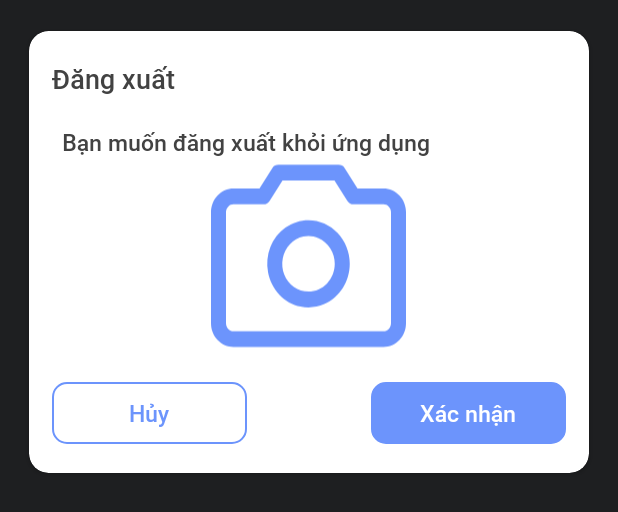
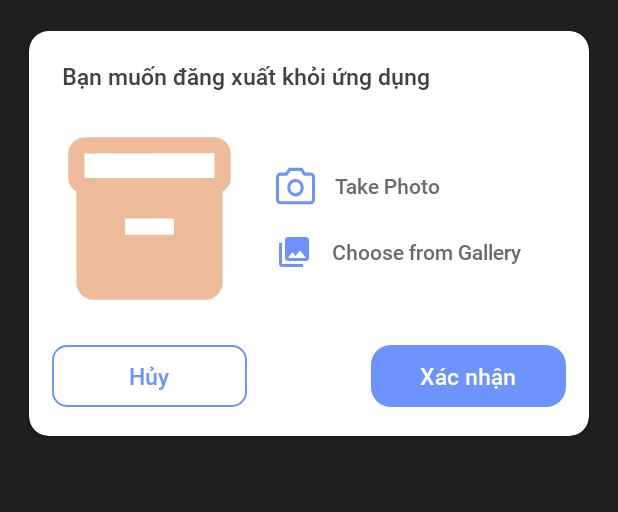
Before and after one commit to phatmwj/ww.smartexpress.driver, an Android app: the layout dialog_shipping_img.xml on its own in the app's theme, with its tools: preview values and no code run, on a phone screen of 412 x 824 dp. Shown: the top 512 px of the screen. Run offline under Robolectric (Android 15) with nearby library versions, the light colour scheme and no system bars.

Commit message:
update shipping

```diff
--- /dev/null
+++ b/app/src/main/res/drawable/baseline_photo_library_24.xml
@@ -0,0 +1,5 @@
+<vector android:height="24dp" android:tint="#424242"
+    android:viewportHeight="24" android:viewportWidth="24"
+    android:width="24dp" xmlns:android="http://schemas.android.com/apk/res/android">
+    <path android:fillColor="@android:color/white" android:pathData="M22,16L22,4c0,-1.1 -0.9,-2 -2,-2L8,2c-1.1,0 -2,0.9 -2,2v12c0,1.1 0.9,2 2,2h12c1.1,0 2,-0.9 2,-2zM11,12l2.03,2.71L16,11l4,5L8,16l3,-4zM2,6v14c0,1.1 0.9,2 2,2h14v-2L4,20L4,6L2,6z"/>
+</vector>
--- a/app/src/main/res/drawable/ic_icon_call.xml
+++ b/app/src/main/res/drawable/ic_icon_call.xml
@@ -5,5 +5,5 @@
     android:viewportHeight="21">
   <path
       android:pathData="M1.585,6.091C1.29,4.098 2.658,2.308 4.748,1.652a1.493,1.493 0,0 1,1.12 0.093c0.347,0.176 0.617,0.482 0.753,0.855l0.67,1.837c0.109,0.296 0.128,0.618 0.057,0.925 -0.072,0.307 -0.23,0.585 -0.457,0.799L4.895,8.038a0.814,0.814 0,0 0,-0.234 0.745l0.018,0.082 0.048,0.206c0.248,1 0.626,1.962 1.124,2.86a11.464,11.464 0,0 0,2 2.577l0.06,0.057a0.764,0.764 0,0 0,0.744 0.163l2.58,-0.835c0.294,-0.095 0.608,-0.097 0.903,-0.007 0.294,0.09 0.556,0.268 0.751,0.512l1.222,1.523a1.584,1.584 0,0 1,-0.137 2.124c-1.6,1.532 -3.8,1.845 -5.33,0.583a20.033,20.033 0,0 1,-4.664 -5.59A20.041,20.041 0,0 1,1.585 6.09ZM6.278,8.887 L7.932,7.328c0.453,-0.427 0.772,-0.983 0.915,-1.597a3.25,3.25 0,0 0,-0.112 -1.85l-0.669,-1.837A3.12,3.12 0,0 0,6.55 0.324,2.993 2.993,0 0,0 4.298,0.138C1.702,0.954 -0.382,3.344 0.059,6.33a21.67,21.67 0,0 0,2.588 7.506,21.607 21.607,0 0,0 5.032,6.028c2.295,1.893 5.358,1.246 7.348,-0.658 0.57,-0.544 0.915,-1.291 0.966,-2.089a3.193,3.193 0,0 0,-0.69 -2.2l-1.221,-1.525a3.081,3.081 0,0 0,-1.504 -1.022,3.007 3.007,0 0,0 -1.803,0.015l-2.143,0.692a10.438,10.438 0,0 1,-1.444 -1.937,10.082 10.082,0 0,1 -0.91,-2.251v-0.002Z"
-      android:fillColor="#7EA567"/>
+      android:fillColor="@color/green_light_app"/>
 </vector>
--- a/app/src/main/res/drawable/ic_icon_message.xml
+++ b/app/src/main/res/drawable/ic_icon_message.xml
@@ -5,5 +5,5 @@
     android:viewportHeight="22">
   <path
       android:pathData="m1.334,20 l-1.24,-0.494a1.333,1.333 0,0 0,1.5 1.8L1.334,20ZM7.609,18.752 L8.241,17.577 7.818,17.35 7.348,17.444 7.608,18.752ZM3.499,14.556 L4.739,15.049 4.957,14.497 4.696,13.965 3.5,14.555ZM21.334,10.666c0,4.329 -3.804,8 -8.707,8v2.667c6.188,0 11.374,-4.685 11.374,-10.666h-2.667ZM3.922,10.666c0,-4.327 3.806,-8 8.707,-8L12.629,0C6.44,0 1.254,4.685 1.254,10.667h2.668ZM12.629,2.666c4.901,0 8.705,3.673 8.705,8h2.667C24,4.687 18.817,0 12.629,0v2.667ZM12.627,18.666c-1.606,0 -3.102,-0.4 -4.386,-1.089l-1.264,2.348a11.898,11.898 0,0 0,5.65 1.408v-2.666ZM1.594,21.306 L7.869,20.058 7.349,17.444 1.074,18.692 1.594,21.308v-0.002ZM4.696,13.966a7.418,7.418 0,0 1,-0.774 -3.3L1.254,10.666c0,1.6 0.376,3.118 1.048,4.48l2.394,-1.18ZM2.261,14.063L0.094,19.508l2.478,0.984 2.165,-5.444 -2.477,-0.986ZM8,12a1.333,1.333 0,1 0,0 -2.667A1.333,1.333 0,0 0,8 12ZM12.668,12a1.333,1.333 0,1 0,0 -2.667,1.333 1.333,0 0,0 0,2.667ZM17.334,12a1.333,1.333 0,1 0,0 -2.667,1.333 1.333,0 0,0 0,2.667Z"
-      android:fillColor="#7EA567"/>
+      android:fillColor="@color/green_light_app"/>
 </vector>
--- /dev/null
+++ b/app/src/main/res/drawable/ic_icon_my_location.xml
@@ -0,0 +1,5 @@
+<vector android:height="24dp" android:tint="#6C94FC"
+    android:viewportHeight="24" android:viewportWidth="24"
+    android:width="24dp" xmlns:android="http://schemas.android.com/apk/res/android">
+    <path android:fillColor="@android:color/white" android:pathData="M12,8c-2.21,0 -4,1.79 -4,4s1.79,4 4,4 4,-1.79 4,-4 -1.79,-4 -4,-4zM20.94,11c-0.46,-4.17 -3.77,-7.48 -7.94,-7.94L13,1h-2v2.06C6.83,3.52 3.52,6.83 3.06,11L1,11v2h2.06c0.46,4.17 3.77,7.48 7.94,7.94L11,23h2v-2.06c4.17,-0.46 7.48,-3.77 7.94,-7.94L23,13v-2h-2.06zM12,19c-3.87,0 -7,-3.13 -7,-7s3.13,-7 7,-7 7,3.13 7,7 -3.13,7 -7,7z"/>
+</vector>
--- /dev/null
+++ b/app/src/main/res/drawable/ic_icon_search_location.xml
@@ -0,0 +1,5 @@
+<vector android:height="24dp" android:tint="#FDDA23"
+    android:viewportHeight="24" android:viewportWidth="24"
+    android:width="24dp" xmlns:android="http://schemas.android.com/apk/res/android">
+    <path android:fillColor="@android:color/white" android:pathData="M20.94,11c-0.46,-4.17 -3.77,-7.48 -7.94,-7.94V1h-2v2.06C6.83,3.52 3.52,6.83 3.06,11H1v2h2.06c0.46,4.17 3.77,7.48 7.94,7.94V23h2v-2.06c4.17,-0.46 7.48,-3.77 7.94,-7.94H23v-2h-2.06zM12,19c-3.87,0 -7,-3.13 -7,-7s3.13,-7 7,-7 7,3.13 7,7 -3.13,7 -7,7z"/>
+</vector>
--- a/app/src/main/res/layout/dialog_shipping_img.xml
+++ b/app/src/main/res/layout/dialog_shipping_img.xml
@@ -36,36 +36,84 @@
                 android:paddingHorizontal="@dimen/_12sdp"
                 android:paddingTop="@dimen/_15sdp">
 
-                <TextView
-                    style="@style/app_title"
-                    android:layout_width="wrap_content"
-                    android:layout_height="wrap_content"
-                    android:text="@string/logout" />
 
                 <TextView
+                    android:id="@+id/title"
                     style="@style/app_text_b"
                     android:layout_width="wrap_content"
                     android:layout_height="wrap_content"
                     android:layout_marginLeft="@dimen/_5sdp"
-                    android:layout_marginTop="@dimen/_15sdp"
                     android:text="@string/logout_description" />
 
-<!--                <ImageView-->
-<!--                    android:visibility="@{image != null &amp;&amp; !image.isEmpty() ? View.GONE: View.VISIBLE}"-->
-<!--                    android:id="@+id/imgShipping"-->
-<!--                    android:layout_gravity="center"-->
-<!--                    android:layout_width="@dimen/_100sdp"-->
-<!--                    android:layout_height="@dimen/_100sdp"-->
-<!--                    android:src="@{image}">-->
-<!--                </ImageView>-->
 
-                <ImageView
-                    android:id="@+id/imgCamera"
-                    android:layout_gravity="center"
-                    android:layout_width="@dimen/_100sdp"
-                    android:layout_height="@dimen/_100sdp"
-                    android:src="@drawable/ic_icon_camera">
-                </ImageView>
+                <LinearLayout
+                    android:layout_width="match_parent"
+                    android:layout_height="wrap_content"
+                    android:orientation="horizontal"
+                    android:layout_marginTop="@dimen/_15sdp"
+                    android:gravity="center">
+                    <ImageView
+                        android:id="@+id/imgCamera"
+                        android:layout_width="@dimen/_100sdp"
+                        android:layout_height="@dimen/_100sdp"
+                        android:layout_marginRight="@dimen/_15sdp"
+                        android:src="@drawable/ic_icon_package">
+                    </ImageView>
+                    <LinearLayout
+                        android:layout_width="match_parent"
+                        android:layout_height="wrap_content"
+                        android:orientation="vertical">
+                        <LinearLayout
+                            android:id="@+id/take_photo"
+                            android:layout_width="wrap_content"
+                            android:layout_height="wrap_content"
+                            android:gravity="center"
+                            android:orientation="horizontal"
+                            android:layout_marginBottom="@dimen/_15sdp"
+                            android:layout_weight="1">
+
+                            <ImageView
+                                android:layout_width="wrap_content"
+                                android:layout_height="wrap_content"
+                                android:layout_marginRight="@dimen/_10sdp"
+                                app:srcCompat="@drawable/ic_icon_camera" />
+
+                            <TextView
+                                android:layout_width="wrap_content"
+                                android:layout_height="wrap_content"
+                                android:text="Take Photo"
+                                style="@style/roboto_medium_79_gray"/>
+
+
+                        </LinearLayout>
+
+                        <LinearLayout
+                            android:id="@+id/fromLib"
+                            android:layout_width="wrap_content"
+                            android:layout_height="wrap_content"
+                            android:gravity="center"
+                            android:orientation="horizontal"
+                            android:layout_weight="1">
+
+                            <ImageView
+                                android:id="@+id/imgMessage"
+                                android:layout_width="wrap_content"
+                                android:layout_height="wrap_content"
+                                android:layout_marginRight="@dimen/_10sdp"
+                                app:srcCompat="@drawable/baseline_photo_library_24"
+                                app:tint = "@color/green_light_app"/>
+
+                            <TextView
+                                android:layout_width="wrap_content"
+                                android:layout_height="wrap_content"
+                                android:text="Choose from Gallery"
+                                style="@style/roboto_medium_79_gray"/>
+
+
+                        </LinearLayout>
+                    </LinearLayout>
+                </LinearLayout>
+
 
                 <FrameLayout
                     android:layout_width="match_parent"
@@ -91,7 +139,7 @@
                         android:layout_width="@dimen/_100sdp"
                         android:layout_height="wrap_content"
                         android:layout_gravity="right"
-                        android:background="@drawable/background_button_solid_green"
+                        android:background="@drawable/background_button_app"
                         android:gravity="center"
                         android:maxLines="1"
                         android:text="Xác nhận"
--- a/app/src/main/res/layout/layout_booking.xml
+++ b/app/src/main/res/layout/layout_booking.xml
@@ -152,7 +152,7 @@
                                 android:layout_width="wrap_content"
                                 android:layout_height="wrap_content"
                                 android:paddingRight="@dimen/_10sdp"
-                                android:src="@drawable/ic_icon_destination">
+                                android:src="@drawable/ic_icon_my_location">
 
                             </ImageView>
 
@@ -209,7 +209,7 @@
                                 android:layout_width="@dimen/_21sdp"
                                 android:layout_height="@dimen/_21sdp"
                                 android:layout_marginRight="@dimen/_5sdp"
-                                android:src="@drawable/location_flag">
+                                android:src="@drawable/ic_icon_search_location">
 
                             </ImageView>
 
@@ -331,7 +331,7 @@
                                             android:maxLines="1"
                                             android:ellipsize="end"
                                             style="@style/roboto_regular_bold_green_11ssp"
-                                            android:textSize="@dimen/_6sdp"
+                                            android:textSize="@dimen/_8sdp"
                                             android:textAlignment="textStart">
                                         </TextView>
                                     </LinearLayout>
```
Also changed, not shown: app/src/main/java/ww/smartexpress/driver/ui/fragment/home/HomeFragment.java (+30 -2 lines), app/src/main/res/values/strings.xml (+6 -6 lines).
